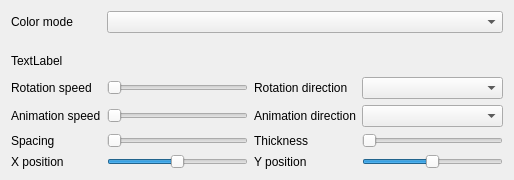
Before: the Qt Designer form Effects/Hypnotoad/Hypnotoad.ui in cgytrus/OpenRGBEffectsPlugin, drawn with Qt 5.
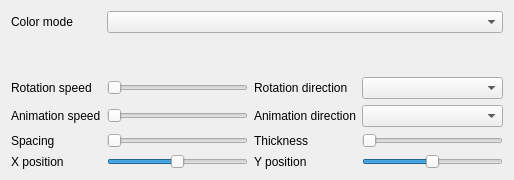
After: the same form once the commit is applied. Custom widgets are drawn as their Qt base class.

Patch:
```diff
--- a/Effects/Hypnotoad/Hypnotoad.ui
+++ b/Effects/Hypnotoad/Hypnotoad.ui
@@ -184,9 +184,6 @@
        <height>20</height>
       </size>
      </property>
-     <property name="text">
-      <string>TextLabel</string>
-     </property>
      <property name="scaledContents">
       <bool>true</bool>
      </property>
```
